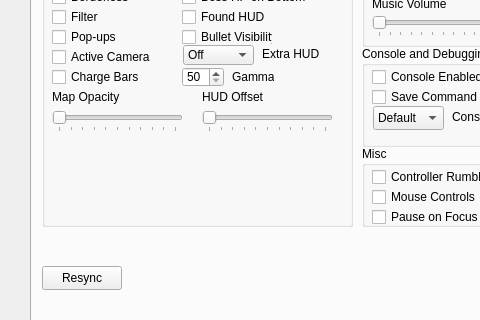
This is mainwindow.ui in BrakeDude/IsaacConfigurator as Qt 5 draws it before an edit; both pictures show x 0 to 480 and y 99 to 419 of the 697 by 543 pixel window. The edited form follows.
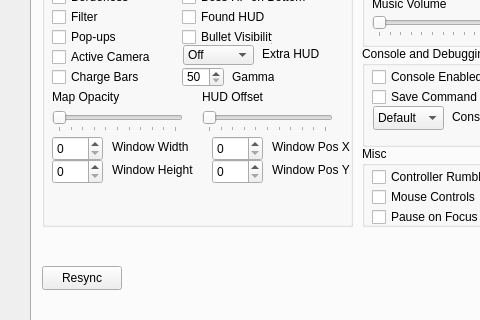
This is the edited form.

```diff
--- a/mainwindow.ui
+++ b/mainwindow.ui
@@ -378,6 +378,134 @@
         <string>Bullet Visibility</string>
        </property>
       </widget>
+      <widget class="QLabel" name="label_Width">
+       <property name="geometry">
+        <rect>
+         <x>70</x>
+         <y>190</y>
+         <width>81</width>
+         <height>21</height>
+        </rect>
+       </property>
+       <property name="text">
+        <string>Window Width</string>
+       </property>
+      </widget>
+      <widget class="QLabel" name="label_Height">
+       <property name="geometry">
+        <rect>
+         <x>70</x>
+         <y>213</y>
+         <width>91</width>
+         <height>21</height>
+        </rect>
+       </property>
+       <property name="text">
+        <string>Window Height</string>
+       </property>
+      </widget>
+      <widget class="QSpinBox" name="spinBox_Width">
+       <property name="geometry">
+        <rect>
+         <x>10</x>
+         <y>190</y>
+         <width>51</width>
+         <height>25</height>
+        </rect>
+       </property>
+       <property name="minimum">
+        <number>0</number>
+       </property>
+       <property name="maximum">
+        <number>99999999</number>
+       </property>
+       <property name="value">
+        <number>0</number>
+       </property>
+      </widget>
+      <widget class="QSpinBox" name="spinBox_Height">
+       <property name="geometry">
+        <rect>
+         <x>10</x>
+         <y>213</y>
+         <width>51</width>
+         <height>25</height>
+        </rect>
+       </property>
+       <property name="minimum">
+        <number>0</number>
+       </property>
+       <property name="maximum">
+        <number>99999999</number>
+       </property>
+       <property name="value">
+        <number>0</number>
+       </property>
+      </widget>
+      <widget class="QLabel" name="label_PosX">
+       <property name="geometry">
+        <rect>
+         <x>230</x>
+         <y>190</y>
+         <width>81</width>
+         <height>21</height>
+        </rect>
+       </property>
+       <property name="text">
+        <string>Window Pos X</string>
+       </property>
+      </widget>
+      <widget class="QSpinBox" name="spinBox_PosX">
+       <property name="geometry">
+        <rect>
+         <x>170</x>
+         <y>190</y>
+         <width>51</width>
+         <height>25</height>
+        </rect>
+       </property>
+       <property name="minimum">
+        <number>0</number>
+       </property>
+       <property name="maximum">
+        <number>99999999</number>
+       </property>
+       <property name="value">
+        <number>0</number>
+       </property>
+      </widget>
+      <widget class="QSpinBox" name="spinBox_PosY">
+       <property name="geometry">
+        <rect>
+         <x>170</x>
+         <y>213</y>
+         <width>51</width>
+         <height>25</height>
+        </rect>
+       </property>
+       <property name="minimum">
+        <number>0</number>
+       </property>
+       <property name="maximum">
+        <number>99999999</number>
+       </property>
+       <property name="value">
+        <number>0</number>
+       </property>
+      </widget>
+      <widget class="QLabel" name="label_PosY">
+       <property name="geometry">
+        <rect>
+         <x>230</x>
+         <y>213</y>
+         <width>81</width>
+         <height>21</height>
+        </rect>
+       </property>
+       <property name="text">
+        <string>Window Pos Y</string>
+       </property>
+      </widget>
      </widget>
      <widget class="QGroupBox" name="groupBox_SFX">
       <property name="geometry">
```
Left out of the diff: 15 changed lines with no effect on the pictures.
